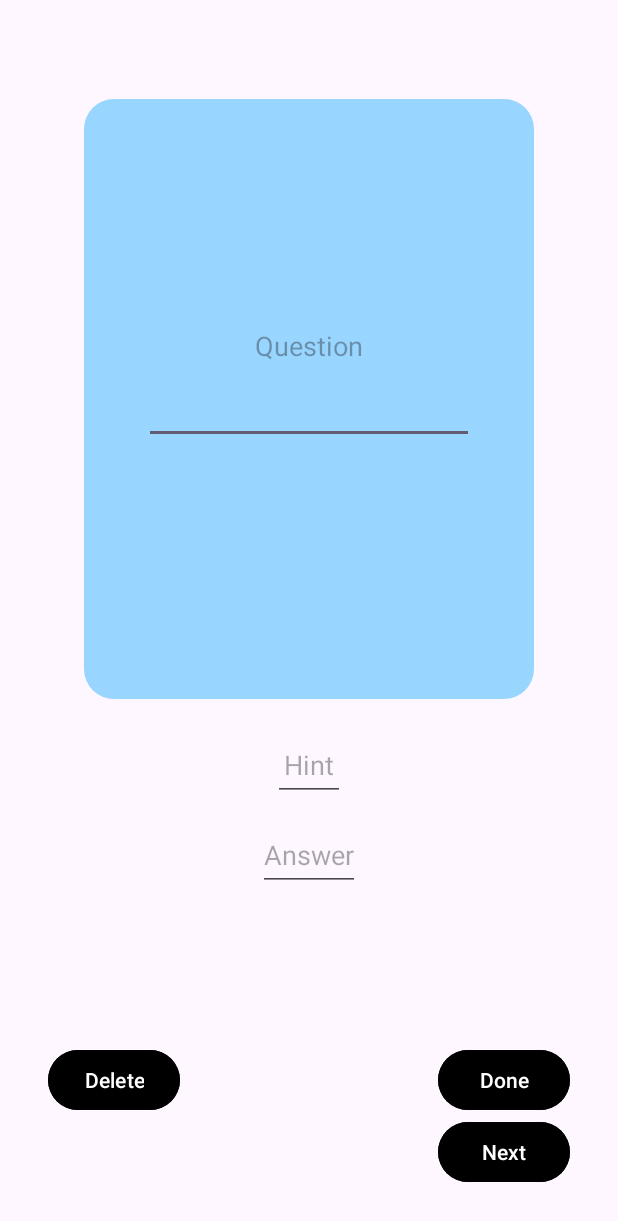
After one commit to TousTarm/Android-aplikace-pololetni-prace, an Android app: the EditActivity2 screen opened directly, with no data from a screen before it, on a phone screen of 412 x 824 dp. The commit adds this screen. Shown: the top 1221 px of the screen. Run offline under Robolectric (Android 15) with nearby library versions, the phone set to English and light mode, and no system bars.

Commit message:
Funkční editace ale rozbité přidávání nových caret do setů

```diff
--- a/app/src/main/java/com/example/pololetniprace3/DatabaseHelper.java
+++ b/app/src/main/java/com/example/pololetniprace3/DatabaseHelper.java
@@ -1,18 +1,18 @@
 package com.example.pololetniprace3;
 
+import android.annotation.SuppressLint;
+import android.content.ContentValues;
 import android.content.Context;
 import android.database.Cursor;
 import android.database.sqlite.SQLiteDatabase;
 import android.database.sqlite.SQLiteOpenHelper;
 import android.util.Log;
+import java.util.ArrayList;
 import java.util.List;
-import java.util.ArrayList;
-
 
 public class DatabaseHelper extends SQLiteOpenHelper {
-
     // Database version
-    private static final int DATABASE_VERSION = 3;
+    private static final int DATABASE_VERSION = 4;
 
     // Database name
     private static final String DATABASE_NAME = "CardSets";
@@ -45,7 +45,6 @@ public class DatabaseHelper extends SQLiteOpenHelper {
             COLUMN_SET_ID + " INTEGER, " +
             "FOREIGN KEY(" + COLUMN_SET_ID + ") REFERENCES " + TABLE_CARD_SETS + "(" + COLUMN_ID + ")" +
             ")";
-
 
     public DatabaseHelper(Context context) {
         super(context, DATABASE_NAME, null, DATABASE_VERSION);
@@ -95,4 +94,114 @@ public class DatabaseHelper extends SQLiteOpenHelper {
         }
         return cardSets;
     }
+
+    // Method to retrieve card data by ID
+    @SuppressLint("Range")
+    public String[] getCardDataById(int cardId) {
+        String[] cardData = new String[3]; // Assuming there are 3 fields: question, hint, and answer
+        SQLiteDatabase db = this.getReadableDatabase();
+        Cursor cursor = null;
+        try {
+            cursor = db.query(TABLE_CARDS, new String[]{COLUMN_QUESTION, COLUMN_HINT, COLUMN_ANSWER}, COLUMN_ID + "=?",
+                    new String[]{String.valueOf(cardId)}, null, null, null);
+            if (cursor != null && cursor.moveToFirst()) {
+                cardData[0] = cursor.getString(cursor.getColumnIndex(COLUMN_QUESTION));
+                cardData[1] = cursor.getString(cursor.getColumnIndex(COLUMN_HINT));
+                cardData[2] = cursor.getString(cursor.getColumnIndex(COLUMN_ANSWER));
+            }
+        } catch (Exception e) {
+            Log.e("DatabaseHelper", "Error fetching card data by ID: " + e.getMessage());
+        } finally {
+            if (cursor != null) {
+                cursor.close();
+            }
+            db.close();
+        }
+        return cardData;
+    }
+
+    public void updateCardValues(int cardId, String question, String hint, String answer) {
+        SQLiteDatabase db = this.getWritableDatabase();
+        ContentValues values = new ContentValues();
+        values.put(COLUMN_QUESTION, question);
+        values.put(COLUMN_HINT, hint);
+        values.put(COLUMN_ANSWER, answer);
+        db.update(TABLE_CARDS, values, COLUMN_ID + "=?", new String[]{String.valueOf(cardId)});
+        db.close();
+    }
+
+    public void deleteCard(int cardId) {
+        SQLiteDatabase db = this.getWritableDatabase();
+        try {
+            db.delete(TABLE_CARDS, COLUMN_ID + " = ?", new String[]{String.valueOf(cardId)});
+        } catch (Exception e) {
+            Log.e("DatabaseHelper", "Error deleting card: " + e.getMessage());
+        } finally {
+            db.close();
+        }
+    }
+
+    public int getSmallestCardId() {
+        SQLiteDatabase db = this.getReadableDatabase();
+        Cursor cursor = null;
+        int smallestId = -1;
+
+        try {
+            cursor = db.rawQuery("SELECT MIN(" + COLUMN_ID + ") FROM " + TABLE_CARDS, null);
+            if (cursor != null && cursor.moveToFirst()) {
+                smallestId = cursor.getInt(0);
+            }
+        } catch (Exception e) {
+            Log.e("DatabaseHelper", "Error fetching smallest card ID: " + e.getMessage());
+        } finally {
+            if (cursor != null) {
+                cursor.close();
+            }
+            db.close();
+        }
+
+        return smallestId;
+    }
+
+    public void insertCard(String cardSetName, String question, String hint, String answer) {
+        SQLiteDatabase db = this.getWritableDatabase();
+        ContentValues values = new ContentValues();
+        try {
+            // Get the ID of the card set
+            int setId = getCardSetIdByName(cardSetName);
+
+            // Insert the new card
+            values.put(COLUMN_QUESTION, question);
+            values.put(COLUMN_HINT, hint);
+            values.put(COLUMN_ANSWER, answer);
+            values.put(COLUMN_SET_ID, setId);
+            db.insert(TABLE_CARDS, null, values);
+        } catch (Exception e) {
+            Log.e("DatabaseHelper", "Error inserting card: " + e.getMessage());
+        } finally {
+            db.close();
+        }
+    }
+
+    @SuppressLint("Range")
+    public int getCardSetIdByName(String cardSetName) {
+        SQLiteDatabase db = this.getReadableDatabase();
+        Cursor cursor = null;
+        int setId = -1;
+        try {
+            cursor = db.query(TABLE_CARD_SETS, new String[]{COLUMN_ID}, COLUMN_CARD_SET_NAME + "=?",
+                    new String[]{cardSetName}, null, null, null);
+            if (cursor != null && cursor.moveToFirst()) {
+                setId = cursor.getInt(cursor.getColumnIndex(COLUMN_ID));
+            }
+        } catch (Exception e) {
+            Log.e("DatabaseHelper", "Error fetching card set ID: " + e.getMessage());
+        } finally {
+            if (cursor != null) {
+                cursor.close();
+            }
+            db.close();
+        }
+        return setId;
+    }
 }
--- /dev/null
+++ b/app/src/main/java/com/example/pololetniprace3/EditActivity2.java
@@ -0,0 +1,104 @@
+package com.example.pololetniprace3;
+
+import androidx.appcompat.app.AppCompatActivity;
+import android.os.Bundle;
+import android.widget.Button;
+import android.widget.EditText;
+import android.view.View;
+import android.content.Intent;
+
+public class EditActivity2 extends AppCompatActivity {
+
+    private EditText questionEditText;
+    private EditText hintEditText;
+    private EditText valueEditText;
+    private DatabaseHelper dbHelper;
+    private int currentCardId; // To keep track of the current card ID
+
+    @Override
+    protected void onCreate(Bundle savedInstanceState) {
+        super.onCreate(savedInstanceState);
+        setContentView(R.layout.activity_edit2);
+
+        // Initialize EditText views
+        questionEditText = findViewById(R.id.text);
+        hintEditText = findViewById(R.id.hint);
+        valueEditText = findViewById(R.id.texthint);
+
+        // Initialize dbHelper
+        dbHelper = new DatabaseHelper(this);
+
+        // Retrieve card data by ID (replace 1 with the actual card ID)
+        currentCardId = dbHelper.getSmallestCardId(); // Initialize with the smallest card ID
+        String[] cardData = dbHelper.getCardDataById(currentCardId);
+
+        // Set card data to EditText fields
+        questionEditText.setText(cardData[0]);
+        hintEditText.setText(cardData[1]);
+        valueEditText.setText(cardData[2]);
+
+        // Set OnClickListener for the "Next" button
+        Button nextButton = findViewById(R.id.next);
+        nextButton.setOnClickListener(new View.OnClickListener() {
+            @Override
+            public void onClick(View v) {
+                // Update card values in the database
+                updateCardValuesInDatabase(currentCardId);
+
+                // Load the next card
+                currentCardId++;
+                loadNextCard();
+            }
+        });
+
+        // Set OnClickListener for the "Done" button
+        Button doneButton = findViewById(R.id.done);
+        doneButton.setOnClickListener(new View.OnClickListener() {
+            @Override
+            public void onClick(View v) {
+                // Update card values in the database
+                updateCardValuesInDatabase(currentCardId);
+
+                // Return to MainActivity
+                Intent intent = new Intent(EditActivity2.this, MainActivity.class);
+                startActivity(intent);
+            }
+        });
+
+        Button deleteButton = findViewById(R.id.delete);
+        deleteButton.setOnClickListener(new View.OnClickListener() {
+            @Override
+            public void onClick(View v) {
+                // Delete the current card
+                dbHelper.deleteCard(currentCardId);
+
+                // Update current card ID
+                currentCardId--;
+
+                // Load the next card
+                loadNextCard();
+            }
+        });
+
+    }
+
+    private void updateCardValuesInDatabase(int cardId) {
+        String question = questionEditText.getText().toString();
+        String hint = hintEditText.getText().toString();
+        String answer = valueEditText.getText().toString();
+        dbHelper.updateCardValues(cardId, question, hint, answer);
+    }
+
+    private void loadNextCard() {
+        int smallestCardId = dbHelper.getSmallestCardId();
+        if (smallestCardId != -1) {
+            String[] nextCardData = dbHelper.getCardDataById(smallestCardId);
+            if (nextCardData != null) {
+                questionEditText.setText(nextCardData[0]);
+                hintEditText.setText(nextCardData[1]);
+                valueEditText.setText(nextCardData[2]);
+                currentCardId = smallestCardId; // Update current card ID
+            }
+        }
+    }
+}
--- a/app/src/main/java/com/example/pololetniprace3/PracticeActivity2.java
+++ b/app/src/main/java/com/example/pololetniprace3/PracticeActivity2.java
@@ -84,7 +84,7 @@ public class PracticeActivity2 extends AppCompatActivity {
                 } else {
                     // Set a message if no hint is available
                     TextView hintTextView = findViewById(R.id.texthint);
-                    hintTextView.setText("No hint was set.");
+                    hintTextView.setText("No hint was set");
                 }
             }
         });
--- /dev/null
+++ b/app/src/main/res/layout/activity_edit2.xml
@@ -0,0 +1,101 @@
+<RelativeLayout
+    xmlns:android="http://schemas.android.com/apk/res/android"
+    xmlns:app="http://schemas.android.com/apk/res-auto"
+    xmlns:tools="http://schemas.android.com/tools"
+    android:layout_width="match_parent"
+    android:layout_height="match_parent"
+    android:padding="16dp"
+    tools:context=".EditActivity2">
+
+    <View
+        android:id="@+id/rectangle"
+        android:layout_width="300dp"
+        android:layout_height="400dp"
+        android:layout_centerHorizontal="true"
+        android:layout_marginTop="50dp"
+        android:background="@drawable/rounded_background2" />
+
+    <Button
+        android:id="@+id/next"
+        android:layout_width="wrap_content"
+        android:layout_height="wrap_content"
+        android:layout_alignParentBottom="true"
+        android:layout_alignParentEnd="true"
+        android:layout_marginBottom="16dp"
+        android:layout_marginEnd="16dp"
+        android:backgroundTint="@color/black"
+        android:elevation="4dp"
+        android:text="Next"
+        android:textColor="@android:color/white" />
+
+    <Button
+        android:id="@+id/done"
+        android:layout_width="wrap_content"
+        android:layout_height="wrap_content"
+        android:layout_alignParentBottom="true"
+        android:layout_alignParentEnd="true"
+        android:layout_marginBottom="64dp"
+        android:layout_marginEnd="16dp"
+        android:backgroundTint="@color/black"
+        android:elevation="4dp"
+        android:text="Done"
+        android:textColor="@android:color/white" />
+
+    <Button
+        android:id="@+id/delete"
+        android:layout_width="wrap_content"
+        android:layout_height="wrap_content"
+        android:layout_alignParentStart="true"
+        android:layout_alignParentBottom="true"
+        android:layout_marginStart="16dp"
+        android:layout_marginBottom="64dp"
+        android:backgroundTint="@color/black"
+        android:elevation="4dp"
+        android:text="Delete"
+        android:textColor="@android:color/white" />
+
+    <EditText
+        android:id="@+id/text"
+        android:layout_width="wrap_content"
+        android:layout_height="wrap_content"
+        android:layout_alignStart="@+id/rectangle"
+        android:layout_alignTop="@+id/rectangle"
+        android:layout_alignEnd="@+id/rectangle"
+        android:layout_alignBottom="@+id/rectangle"
+        android:layout_marginStart="40dp"
+        android:layout_marginTop="100dp"
+        android:layout_marginEnd="40dp"
+        android:layout_marginBottom="170dp"
+        android:gravity="center"
+        android:hint="Question"
+        android:ems="10"/>
+
+    <EditText
+        android:id="@+id/hint"
+        android:layout_width="wrap_content"
+        android:layout_height="wrap_content"
+        android:layout_below="@id/rectangle"
+        android:layout_centerHorizontal="true"
+        android:layout_marginTop="80dp"
+        android:gravity="center"
+        android:hint="Answer"
+        android:maxWidth="200dp"
+        android:minHeight="48dp"
+        android:text=""
+        android:textColor="@color/gray" />
+
+    <EditText
+        android:id="@+id/texthint"
+        android:layout_width="wrap_content"
+        android:layout_height="wrap_content"
+        android:layout_below="@id/rectangle"
+        android:layout_centerHorizontal="true"
+        android:layout_marginTop="20dp"
+        android:gravity="center"
+        android:hint="Hint"
+        android:maxWidth="200dp"
+        android:minWidth="48dp"
+        android:minHeight="48dp"
+        android:text=""
+        android:textColor="@color/gray" />
+</RelativeLayout>
--- a/app/src/main/res/layout/activity_main.xml
+++ b/app/src/main/res/layout/activity_main.xml
@@ -46,10 +46,10 @@
         app:layout_constraintVertical_bias="0.350"/>
 
     <Button
-        android:id="@+id/settings"
+        android:id="@+id/add"
         android:layout_width="300dp"
         android:layout_height="wrap_content"
-        android:text="Settings"
+        android:text="Add card to set"
         android:backgroundTint="@color/black"
         app:layout_constraintBottom_toBottomOf="parent"
         app:layout_constraintEnd_toEndOf="parent"
```
Also changed, not shown: app/src/main/AndroidManifest.xml (+12 -0 lines), app/src/main/java/com/example/pololetniprace3/AddActivity1.java (added, +46 -0 lines), app/src/main/java/com/example/pololetniprace3/AddActivity2.java (added, +77 -0 lines), app/src/main/java/com/example/pololetniprace3/EditActivity1.java (added, +44 -0 lines), app/src/main/java/com/example/pololetniprace3/MainActivity.java (+17 -1 lines), app/src/main/res/layout/activity_add1.xml (added, +13 -0 lines), app/src/main/res/layout/activity_add2.xml (added, +88 -0 lines), app/src/main/res/layout/activity_edit1.xml (added, +9 -0 lines).
